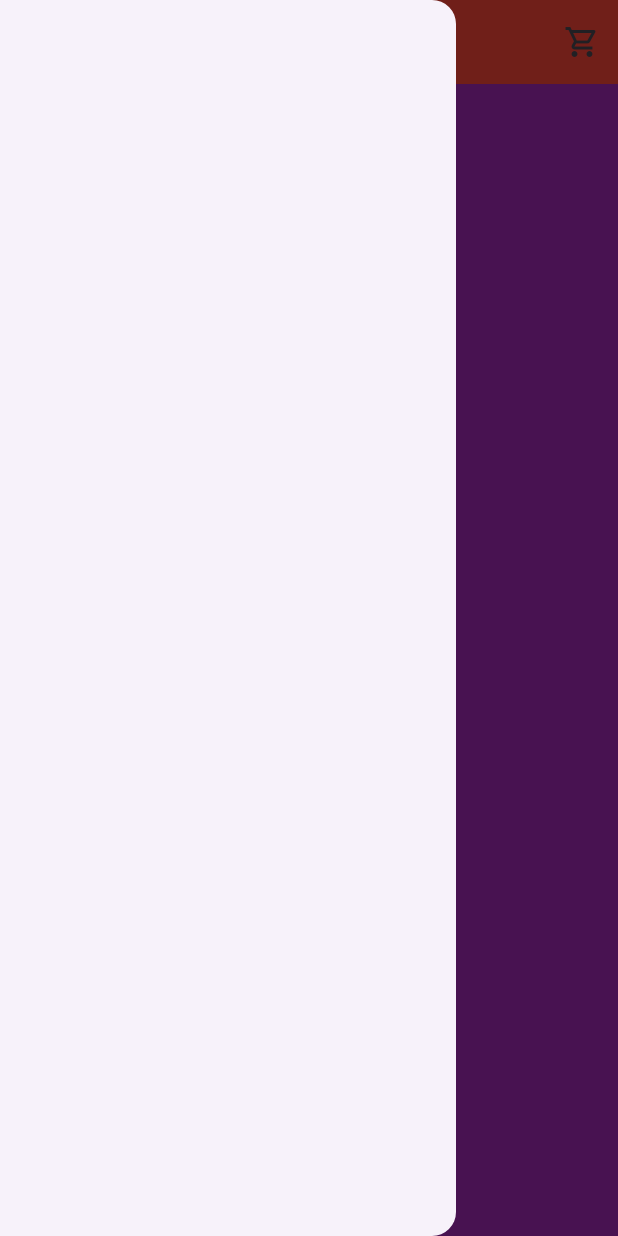
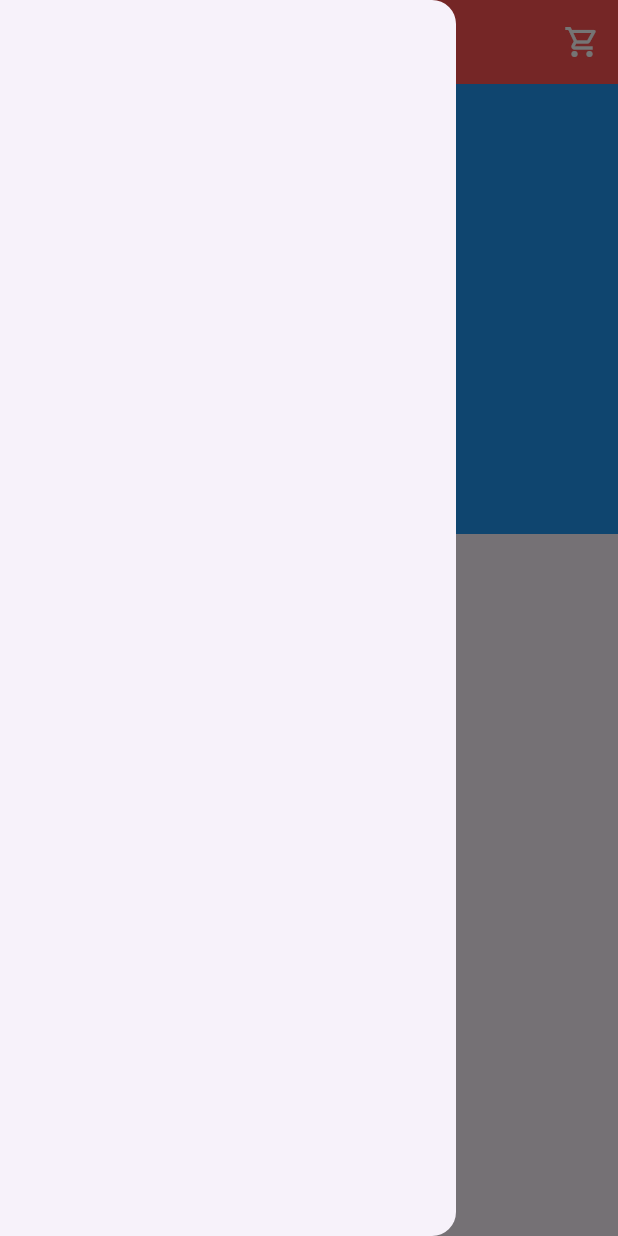
Before and after one commit to Ali-Oliaee/flutter-ecommerce, a Flutter app: the screen it shows after launch, with the side drawer open, on a phone screen of 412 x 824 dp. Run offline on Flutter 3.47's test engine with Material 3 defaults, Android fonts, the phone set to English and light mode, and no system bars; our stand-ins replace dio; network calls fail.

```diff
--- /dev/null
+++ b/lib/Model/PageViewModel.dart
@@ -0,0 +1,18 @@
+class PageViewModel {
+  final int _id;
+  final String _title;
+  final double _price;
+  final String _category;
+  final String _description;
+  final String _image;
+
+  PageViewModel(this._id, this._title, this._price, this._category,
+      this._description, this._image);
+
+  get id => _id;
+  get title => _title;
+  get price => _price;
+  get category => _category;
+  get description => _description;
+  get image => _image;
+}
--- a/lib/main.dart
+++ b/lib/main.dart
@@ -1,25 +1,81 @@
+import 'package:dio/dio.dart';
 import 'package:flutter/material.dart';
+import 'Model/PageViewModel.dart';
 
 void main() {
-  runApp(MaterialApp(debugShowCheckedModeBanner: false, home: HomePage()));
+  runApp(
+      const MaterialApp(debugShowCheckedModeBanner: false, home: HomePage()));
 }
 
-class HomePage extends StatelessWidget {
+class HomePage extends StatefulWidget {
   const HomePage({super.key});
+
+  @override
+  State<HomePage> createState() => _HomePageState();
+}
+
+class _HomePageState extends State<HomePage> {
+  late Future<List<PageViewModel>> products;
+
+  Future<List<PageViewModel>> fetchProducts() async {
+    List<PageViewModel> items = [];
+    var response = await Dio().get('https://fakestoreapi.com/products/');
+    if (response.statusCode == 200) {
+      for (var item in response.data) {
+        items.add(PageViewModel(item["id"], item["title"], item["price"],
+            item["category"], item["description"], item["image"]));
+      }
+    }
+    return items;
+  }
+
+  @override
+  void initState() {
+    super.initState();
+    products = fetchProducts();
+  }
 
   @override
   Widget build(BuildContext context) {
     return Scaffold(
       appBar: AppBar(
         actions: [
-          IconButton(onPressed: () {}, icon: Icon(Icons.shopping_cart_outlined))
+          IconButton(
+              onPressed: () {},
+              icon: const Icon(
+                Icons.shopping_cart_outlined,
+                color: Colors.white,
+              ))
         ],
-        title: Text('digikala'),
-        backgroundColor: Colors.red,
+        backgroundColor: Colors.redAccent,
+        title: const Text(
+          'Digikala',
+          style: TextStyle(color: Colors.white),
+          textAlign: TextAlign.left,
+        ),
       ),
-      drawer: Drawer(),
+      drawer: const Drawer(),
       body: Container(
-        color: Colors.purple,
+        child: Column(
+          children: [
+            Container(
+              height: 300,
+              color: Colors.amber,
+              child: FutureBuilder<List<PageViewModel>>(
+                  future: products,
+                  builder: (context, snapshot) {
+                    if (snapshot.hasData) {
+                      return Container(
+                        color: Colors.green,
+                      );
+                    }
+                    return Container(
+                      color: Colors.blue,
+                    );
+                  }),
+            )
+          ],
+        ),
       ),
     );
   }
--- a/pubspec.yaml
+++ b/pubspec.yaml
@@ -28,6 +28,7 @@ environment:
 # the latest version available on pub.dev. To see which dependencies have newer
 # versions available, run `flutter pub outdated`.
 dependencies:
+  dio: ^5.7.0
   flutter:
     sdk: flutter
 
```
Also changed, not shown: pubspec.lock, 1 other file.
